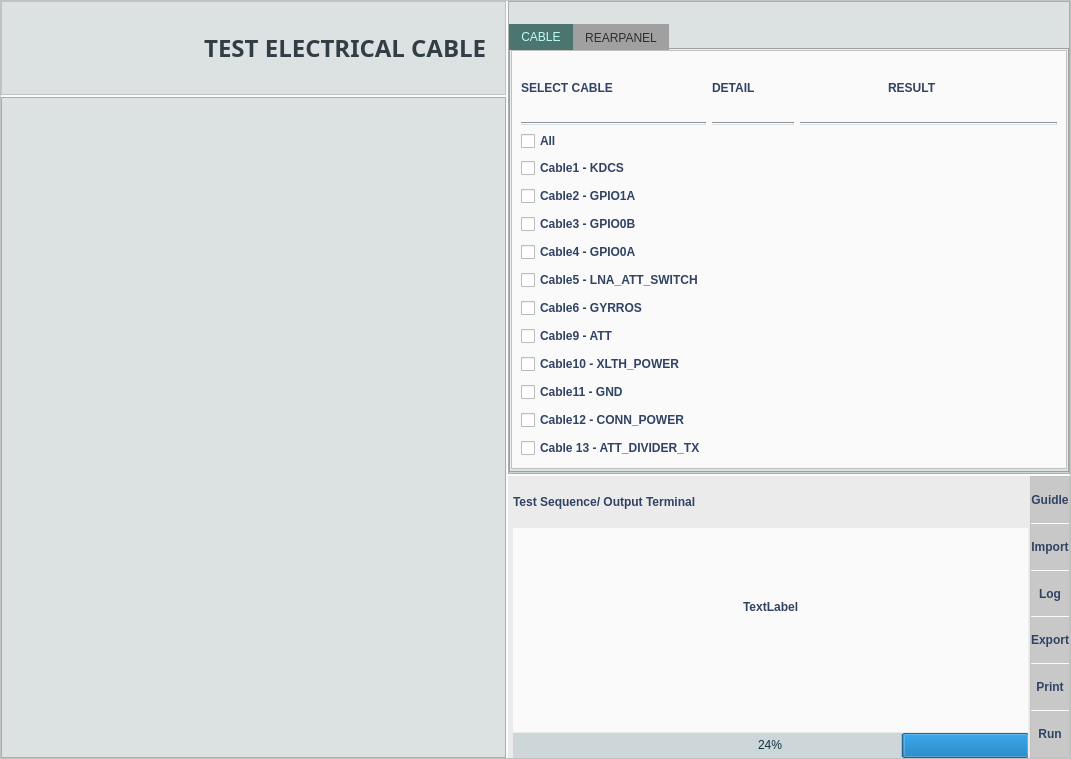
Qt form testelectriccable.ui (phandinhbacptit/ARS-Testing) before a commit.
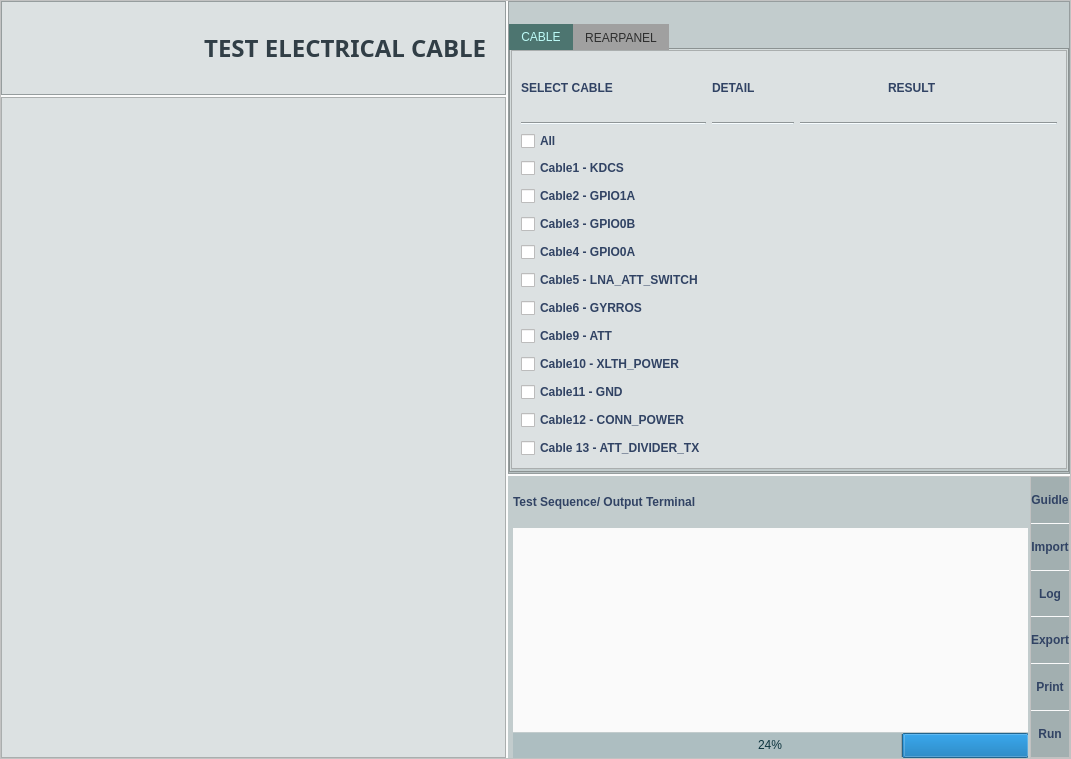
The same form after that commit. Icons and pictures are not drawn.

The edit to the form file:
```diff
--- a/testelectriccable.ui
+++ b/testelectriccable.ui
@@ -109,7 +109,7 @@
       <item row="0" column="1" rowspan="2">
        <widget class="QFrame" name="frame_6">
         <property name="styleSheet">
-         <string notr="true">background-color: rgb(220,225,226);</string>
+         <string notr="true">background-color: rgba(194,204,205);</string>
         </property>
         <property name="frameShape">
          <enum>QFrame::StyledPanel</enum>
@@ -183,7 +183,7 @@
              <item row="0" column="0">
               <widget class="QScrollArea" name="scrollArea">
                <property name="styleSheet">
-                <string notr="true">background-color: rgb(250, 250, 250); </string>
+                <string notr="true">background-color: rgb(220,225,226);</string>
                </property>
                <property name="widgetResizable">
                 <bool>true</bool>
@@ -4220,7 +4220,7 @@
 {
 font: 87 10pt &quot;Sans&quot;; 
 font:bold;
- background-color: rgb(235, 235, 235); 
+background-color: rgba(194,204,205);
 color: rgb(49, 67, 100);
 }</string>
         </property>
@@ -4283,19 +4283,6 @@
            <property name="frameShadow">
             <enum>QFrame::Raised</enum>
            </property>
-           <widget class="QLabel" name="label_116">
-            <property name="geometry">
-             <rect>
-              <x>230</x>
-              <y>70</y>
-              <width>67</width>
-              <height>17</height>
-             </rect>
-            </property>
-            <property name="text">
-             <string>TextLabel</string>
-            </property>
-           </widget>
           </widget>
          </item>
          <item row="2" column="0">
@@ -4386,7 +4373,7 @@
 {
 border-color: rgb(49, 67, 100);
 color: rgb(49,67,100);
-background-color: rgb(200, 200, 200); 
+background-color: rgb(162,175,176); 
 font: 87 10pt &quot;Myriad Pro&quot;;
 font:bold;
 outline:none;
@@ -4430,7 +4417,7 @@
 {
 border-color: rgb(49, 67, 100);
 color: rgb(49,67,100);
-background-color: rgb(200, 200, 200); 
+background-color: rgb(162,175,176); 
 font: 87 10pt &quot;Myriad Pro&quot;;
 font:bold;
 outline:none;
@@ -4474,7 +4461,7 @@
 {
 border-color: rgb(49, 67, 100);
 color: rgb(49,67,100);
-background-color: rgb(200, 200, 200); 
+background-color: rgb(162,175,176); 
 font: 87 10pt &quot;Myriad Pro&quot;;
 font:bold;
 outline:none;
@@ -4518,7 +4505,7 @@
 {
 border-color: rgb(49, 67, 100);
 color: rgb(49,67,100);
-background-color: rgb(200, 200, 200); 
+background-color: rgb(162,175,176); 
 font: 87 10pt &quot;Myriad Pro&quot;;
 font:bold;
 outline:none;
@@ -4565,7 +4552,7 @@
 {
 border-color: rgb(49, 67, 100);
 color: rgb(49,67,100);
-background-color: rgb(200, 200, 200); 
+background-color: rgb(162,175,176); 
 font: 87 10pt &quot;Myriad Pro&quot;;
 font:bold;
 outline:none;
@@ -4609,7 +4596,7 @@
 {
 border-color: rgb(49, 67, 100);
 color: rgb(49,67,100);
-background-color: rgb(200, 200, 200); 
+background-color: rgb(162,175,176); 
 font: 87 10pt &quot;Myriad Pro&quot;;
 font:bold;
 outline:none;
@@ -4648,6 +4635,9 @@
       </item>
       <item row="0" column="0">
        <widget class="QFrame" name="frame_2">
+        <property name="styleSheet">
+         <string notr="true">background-color: rgba(194,204,205);</string>
+        </property>
         <property name="frameShape">
          <enum>QFrame::StyledPanel</enum>
         </property>
```
Left out of the diff: 10 changed lines with no effect on the pictures.
